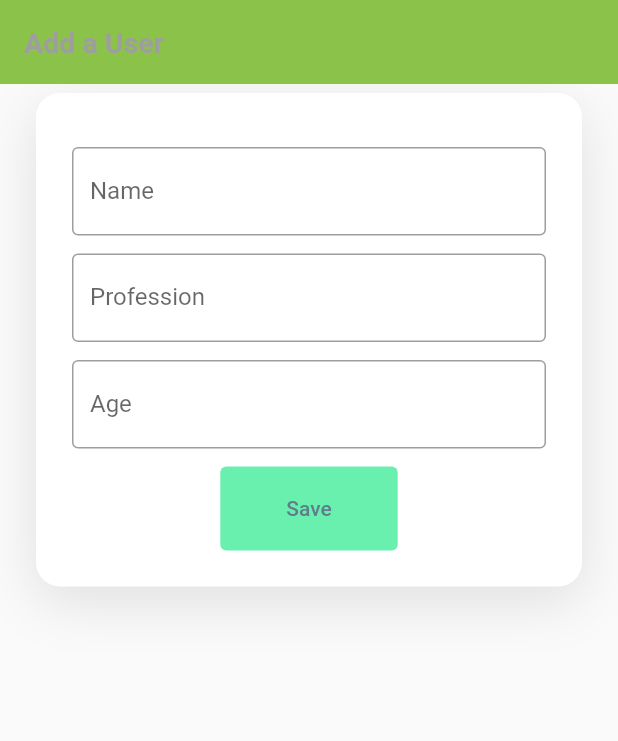
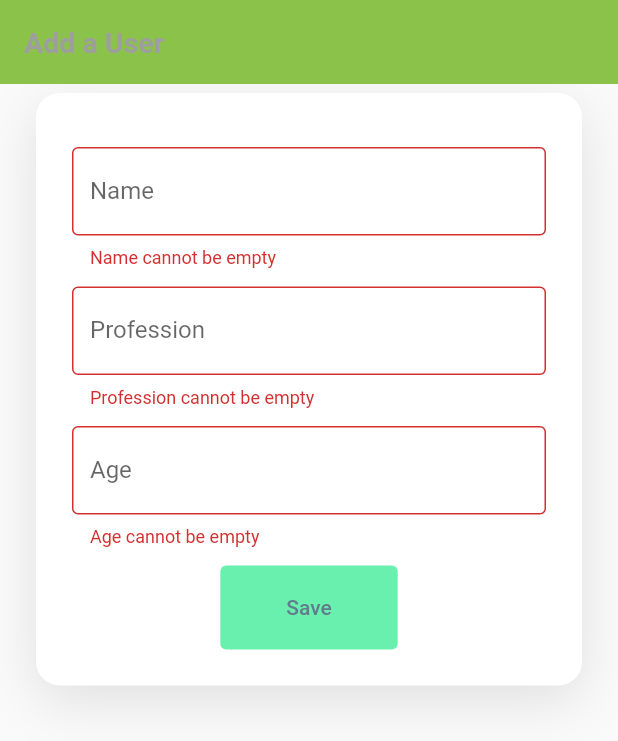
Before and after one commit to anthonypena97/flutter-graphql, a Flutter app: the AddUserPage screen opened directly, after a tap on "Save", on a phone screen of 412 x 824 dp. Shown: the top 741 px of the screen. Run offline on Flutter 3.47's test engine with Material 2 defaults, Android fonts, the phone set to English and light mode, and no system bars; our stand-ins replace graphql_flutter; network calls fail.

```diff
--- a/client/lib/views/add_user_page.dart
+++ b/client/lib/views/add_user_page.dart
@@ -39,7 +39,7 @@ class _AddUserPageState extends State<AddUserPage> {
             borderRadius: BorderRadius.circular(16),
             boxShadow: [
               BoxShadow(
-                  offset: Offset(0, 10),
+                  offset: const Offset(0, 10),
                   color: Colors.grey.shade300,
                   blurRadius: 30),
             ],
@@ -120,7 +120,13 @@ class _AddUserPageState extends State<AddUserPage> {
                             backgroundColor: MaterialStateProperty.all(Colors.greenAccent),
                           ),
                           onPressed: (){
-
+                            if(_formKey.currentState!.validate()){
+                              runMutation({
+                                "name": _nameController.text.trim(),
+                                "profession": _professionController.text.trim(),
+                                "age": int.parse(_ageController.text.trim())
+                              });
+                            }
                           },
                           child: const Padding(
                             padding: EdgeInsets.symmetric(horizontal: 36.0, vertical: 12.0 ),
```
